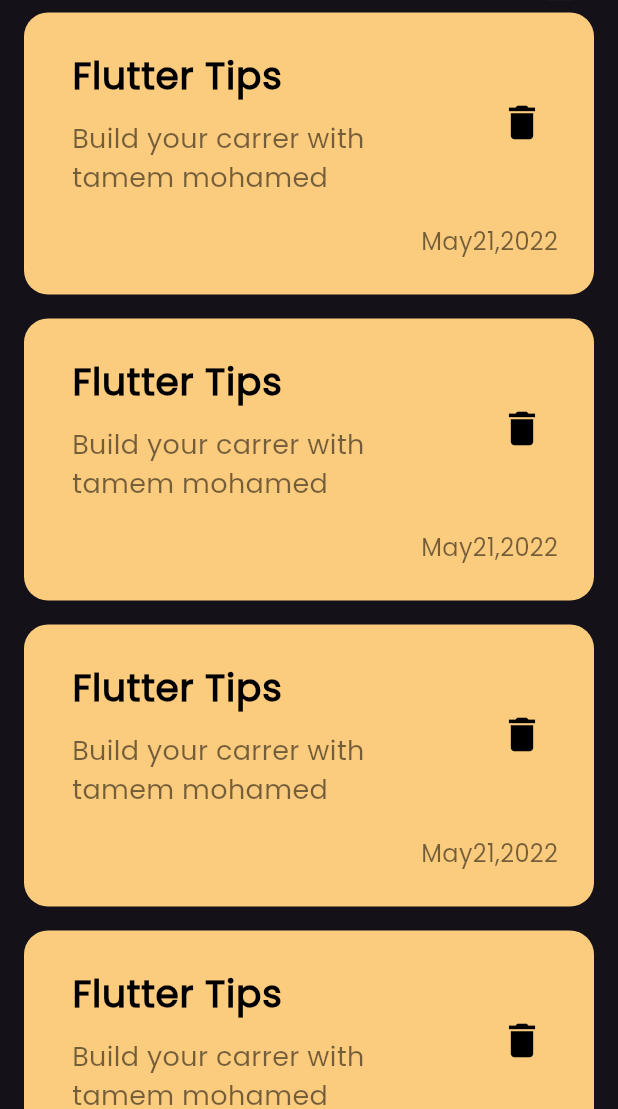
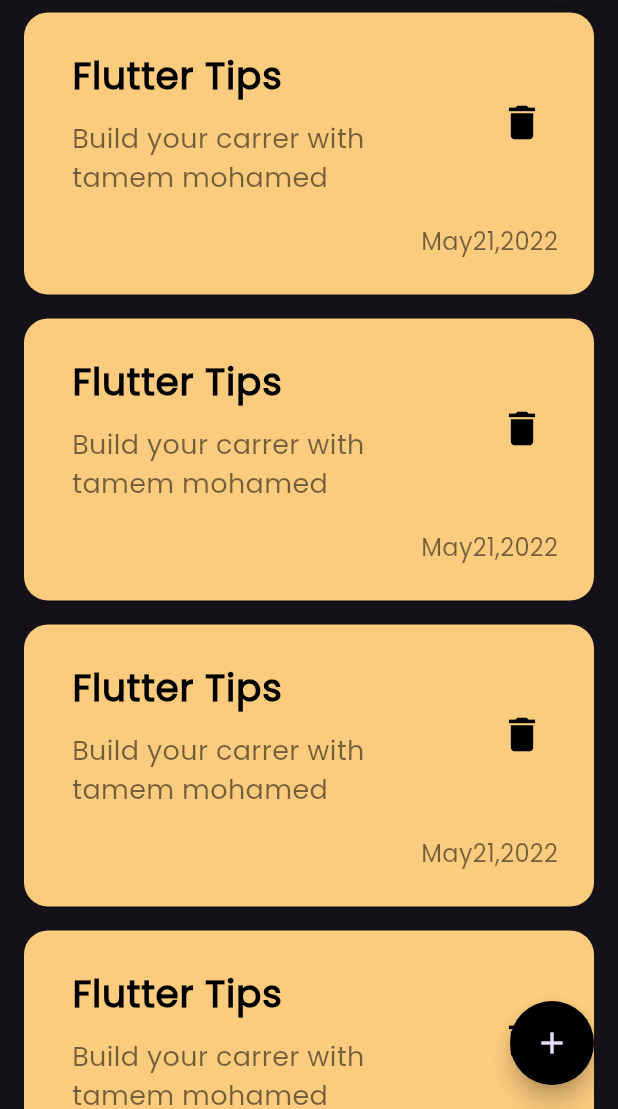
Before and after one commit to tamemmohamed/notes_app, a Flutter app: the screen it shows after launch, on a phone screen of 412 x 824 dp, the part 127-1236 px from its top. Run offline on Flutter 3.47's test engine with Material 3 defaults, Android fonts, the phone set to English and light mode, and no system bars.

Commit message:
add floating action bottom

```diff
--- a/lib/views/notes_view.dart
+++ b/lib/views/notes_view.dart
@@ -6,8 +6,18 @@ class NotesView extends StatelessWidget {
 
   @override
   Widget build(BuildContext context) {
-    return const Scaffold(
+    return Scaffold(
       body: NotesViewBody(),
+      floatingActionButton: FloatingActionButton(
+        shape: RoundedRectangleBorder(
+          borderRadius: BorderRadius.circular(30),
+        ),
+        backgroundColor: Colors.black,
+        onPressed: () {},
+        child: Icon(
+          Icons.add,
+        ),
+      ),
     );
   }
 }
```
